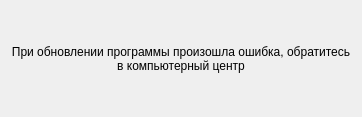
The window that mainwindow.ui (vgafk/launcher) describes before a commit, drawn with Qt 5.
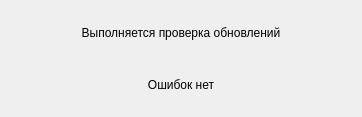
The same window after the commit.

```diff
--- a/mainwindow.ui
+++ b/mainwindow.ui
@@ -18,7 +18,17 @@
     <item>
      <widget class="QLabel" name="label">
       <property name="text">
-       <string>При обновлении программы произошла ошибка, обратитесь в компьютерный центр</string>
+       <string>Выполняется проверка обновлений</string>
+      </property>
+      <property name="alignment">
+       <set>Qt::AlignCenter</set>
+      </property>
+     </widget>
+    </item>
+    <item>
+     <widget class="QLabel" name="lbl_error">
+      <property name="text">
+       <string>Ошибок нет</string>
       </property>
       <property name="alignment">
        <set>Qt::AlignCenter</set>
```
Left out of the diff: 2 changed lines with no effect on the pictures.
